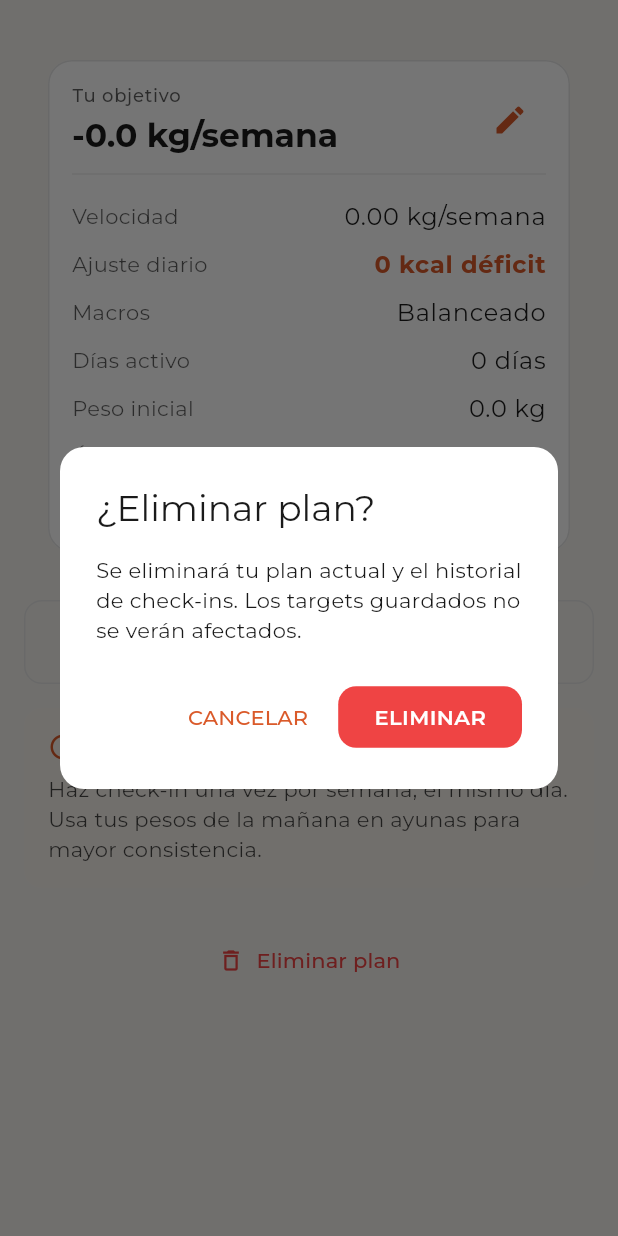
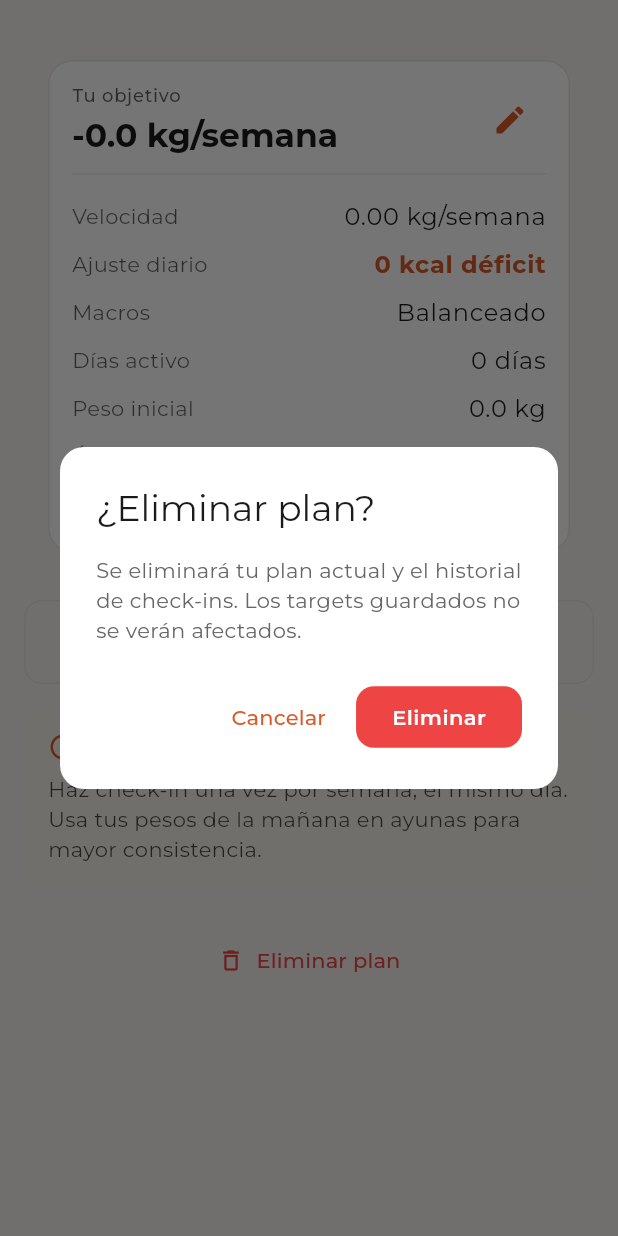
Before and after one commit to Arkus0/Juan-Tracker, a Flutter app: the _ActiveCoachState widget shown alone on an empty page, opened directly with empty values, after a tap on "Eliminar plan", on a phone screen of 412 x 824 dp. Run offline on Flutter 3.47's test engine with Material 3 defaults, Android fonts, the phone set to English and light mode, and no system bars; our stand-ins replace csv, dio, drift, file_picker, fl_chart, flutter_local_notifications and 12 more; missing offline and left inert: fuzzy, google_mlkit_text_recognition, mobile_scanner; accounts and stored records are empty; generated files the repository leaves out were written again; project files that could hold a hidden picture were left out.

Commit message:
Sprint 4: modernize Color API, unify last ConfirmDialog
- Migrate 10 withAlpha((N*255).round()) → withValues(alpha: N) in
  app_theme.dart (ColorScheme + focus/hover/splash states)
- Replace inline AlertDialog in coach_screen.dart _confirmDeletePlan()
  with shared ConfirmDialog

https://claude.ai/code/session_01JWG6CDwigvQg41ttgMc6rv

```diff
--- a/lib/diet/screens/coach/coach_screen.dart
+++ b/lib/diet/screens/coach/coach_screen.dart
@@ -4,6 +4,7 @@ library;
 import 'package:flutter/material.dart';
 import 'package:flutter_riverpod/flutter_riverpod.dart';
 import '../../../core/router/app_router.dart';
+import '../../../core/widgets/confirm_dialog.dart';
 import '../../../core/widgets/home_button.dart';
 import '../../providers/coach_providers.dart';
 import '../../providers/weight_trend_providers.dart';
@@ -532,35 +533,20 @@ class _ActiveCoachState extends ConsumerWidget {
     );
   }
 
-  void _confirmDeletePlan(BuildContext context) {
-    showDialog(
+  void _confirmDeletePlan(BuildContext context) async {
+    final confirmed = await ConfirmDialog.show(
       context: context,
-      builder: (context) => AlertDialog(
-        title: const Text('¿Eliminar plan?'),
-        content: const Text(
-          'Se eliminará tu plan actual y el historial de check-ins. '
+      title: '¿Eliminar plan?',
+      message: 'Se eliminará tu plan actual y el historial de check-ins. '
           'Los targets guardados no se verán afectados.',
-        ),
-        actions: [
-          TextButton(
-            onPressed: () => Navigator.of(context).pop(),
-            child: const Text('CANCELAR'),
-          ),
-          FilledButton(
-            onPressed: () {
-              Navigator.of(context).pop();
-              // Ejecutar eliminación
-              final container = ProviderScope.containerOf(context);
-              container.read(coachPlanProvider.notifier).deletePlan();
-            },
-            style: FilledButton.styleFrom(
-              backgroundColor: Theme.of(context).colorScheme.error,
-            ),
-            child: const Text('ELIMINAR'),
-          ),
-        ],
-      ),
+      confirmLabel: 'Eliminar',
+      isDestructive: true,
     );
+
+    if (confirmed && context.mounted) {
+      final container = ProviderScope.containerOf(context);
+      container.read(coachPlanProvider.notifier).deletePlan();
+    }
   }
 }
 
```
Also changed, not shown: lib/core/design_system/app_theme.dart (+11 -11 lines).
